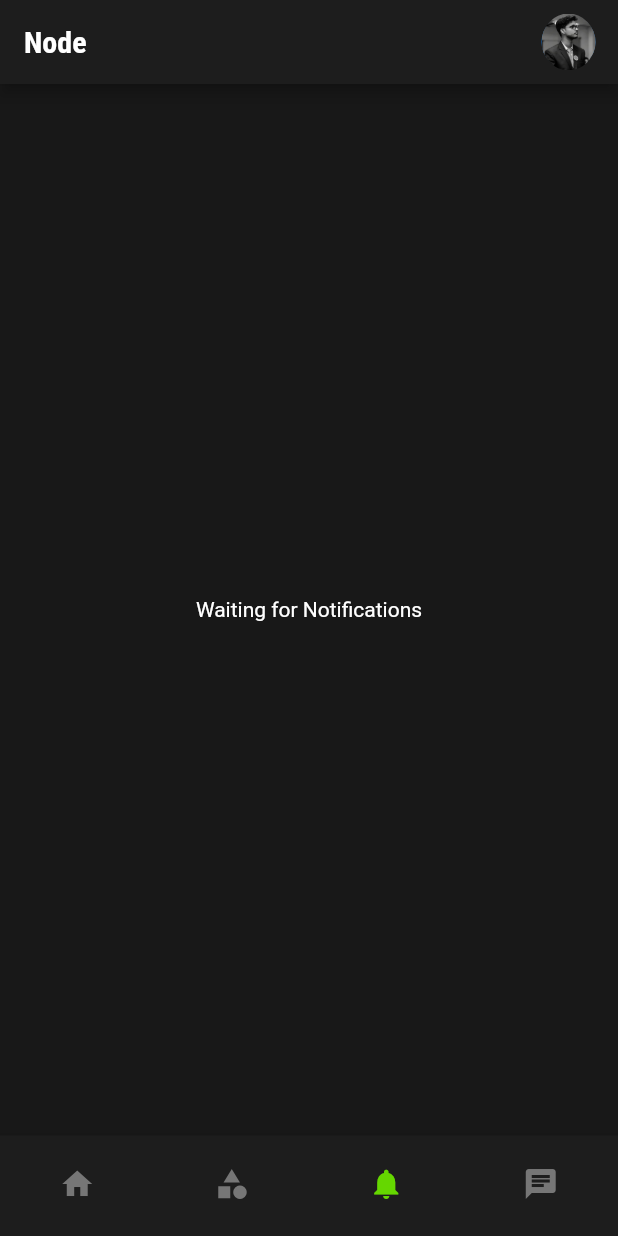
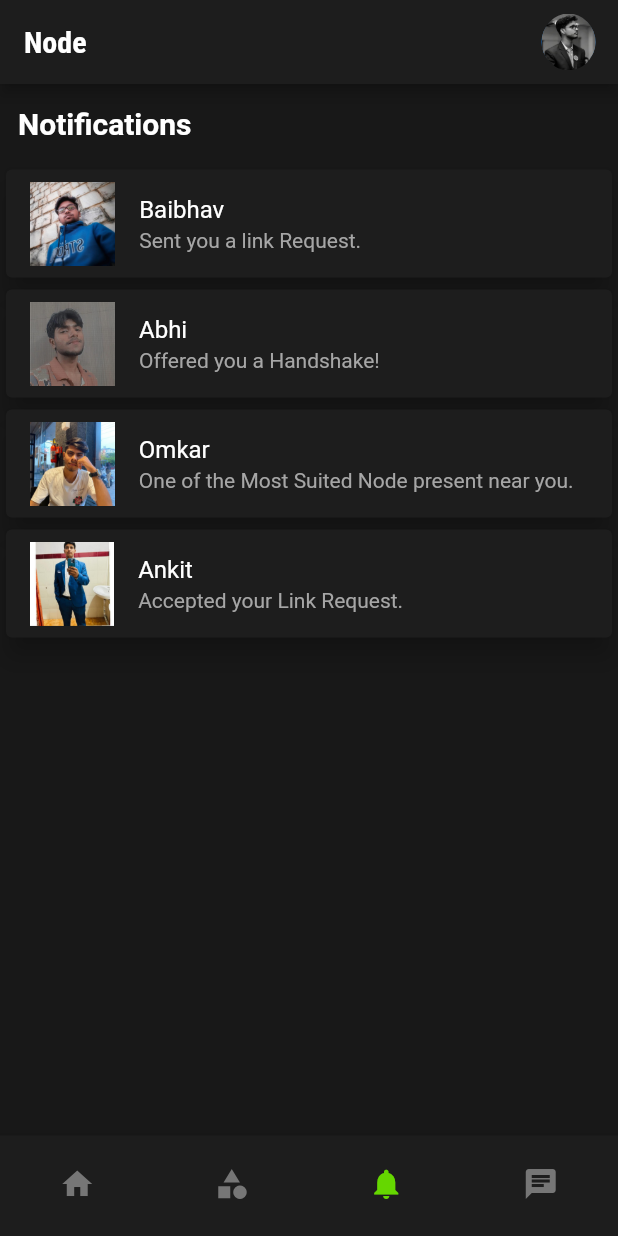
Before and after one commit to UdityaRaj11/NodeLink, a Flutter app: the screen it shows after launch, item 3 of the bottom bar chosen, on a phone screen of 412 x 824 dp. Run offline on Flutter 3.47's test engine with Material 2 defaults, Android fonts, the phone set to English and light mode, and no system bars; missing offline and left inert: dart:ffi; Roboto replaces fonts that are missing (Raleway).

Commit message:
Second Commit

```diff
--- a/lib/screens/notification_screen.dart
+++ b/lib/screens/notification_screen.dart
@@ -1,13 +1,118 @@
 import 'package:flutter/material.dart';
+import '../dummy_data.dart';
 
 class NotificationScreen extends StatelessWidget {
   @override
   Widget build(BuildContext context) {
-    return Center(
-      child: Text(
-        'Waiting for Notifications',
-        style: TextStyle(color: Colors.white),
+    final mediaQuery = MediaQuery.of(context);
+    final size = mediaQuery.devicePixelRatio;
+    return Scaffold(
+        body: SingleChildScrollView(
+      scrollDirection: Axis.vertical,
+      child: Column(
+        mainAxisSize: MainAxisSize.max,
+        crossAxisAlignment: CrossAxisAlignment.start,
+        mainAxisAlignment: MainAxisAlignment.start,
+        children: [
+          Padding(
+            padding: EdgeInsets.only(
+                left: size * 8, top: size * 10, bottom: size * 10),
+            child: FittedBox(
+              fit: BoxFit.fitWidth,
+              child: Text(
+                'Notifications',
+                style: TextStyle(
+                  fontSize: mediaQuery.textScaleFactor * 20,
+                  color: Colors.white,
+                  fontWeight: FontWeight.bold,
+                ),
+              ),
+            ),
+          ),
+          Card(
+            color: Color.fromARGB(255, 29, 29, 29),
+            elevation: 7,
+            child: Column(
+              mainAxisSize: MainAxisSize.min,
+              children: [
+                ListTile(
+                  leading: Image.asset(DUMMY_PROFILES[1].image),
+                  title: Text(
+                    'Baibhav',
+                    style: TextStyle(color: Colors.white),
+                  ),
+                  subtitle: Text('Sent you a link Request.',
+                      style:
+                          TextStyle(color: Color.fromARGB(255, 166, 166, 166))),
+                ),
+              ],
+            ),
+          ),
+          Card(
+            color: Color.fromARGB(255, 29, 29, 29),
+            elevation: 7,
+            child: Column(
+              mainAxisSize: MainAxisSize.min,
+              children: [
+                ListTile(
+                  leading: Image.asset(DUMMY_PROFILES[2].image),
+                  title: Text(
+                    'Abhi',
+                    style: TextStyle(color: Colors.white),
+                  ),
+                  subtitle: Text(
+                    'Offered you a Handshake!',
+                    style: TextStyle(
+                      color: Color.fromARGB(255, 166, 166, 166),
+                    ),
+                  ),
+                ),
+              ],
+            ),
+          ),
+          Card(
+            color: Color.fromARGB(255, 29, 29, 29),
+            elevation: 7,
+            child: Column(
+              mainAxisSize: MainAxisSize.min,
+              children: [
+                ListTile(
+                  leading: Image.asset(DUMMY_PROFILES[0].image),
+                  title: Text(
+                    'Omkar',
+                    style: TextStyle(color: Colors.white),
+                  ),
+                  subtitle: Text(
+                    'One of the Most Suited Node present near you.',
+                    style: TextStyle(
+                      color: Color.fromARGB(255, 166, 166, 166),
+                    ),
+                  ),
+                ),
+              ],
+            ),
+          ),
+          Card(
+            color: Color.fromARGB(255, 29, 29, 29),
+            elevation: 7,
+            child: Column(
+              mainAxisSize: MainAxisSize.min,
+              children: [
+                ListTile(
+                  leading: Image.asset(DUMMY_PROFILES[4].image),
+                  title: Text('Ankit', style: TextStyle(color: Colors.white)),
+                  subtitle: Text(
+                    'Accepted your Link Request.',
+                    style: TextStyle(
+                      color: Color.fromARGB(255, 166, 166, 166),
+                    ),
+                  ),
+                ),
+              ],
+            ),
+          ),
+        ],
       ),
-    );
+    ));
   }
 }
```
Also changed, not shown: pubspec.lock, 1 other file.
